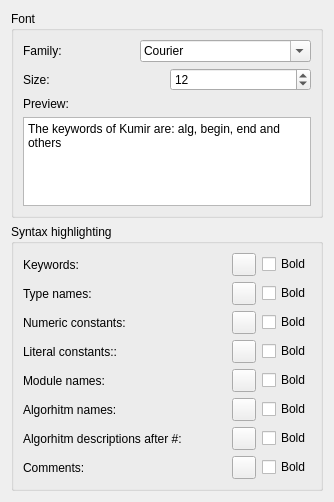
victor-yacovlev/kumir2, file src/plugins/editor/settingspage.ui: the form before one commit.
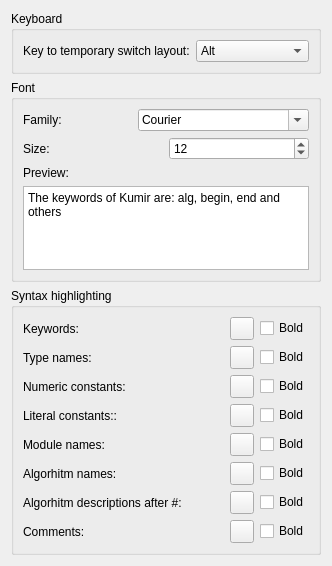
The form after the commit.

```diff
--- a/src/plugins/editor/settingspage.ui
+++ b/src/plugins/editor/settingspage.ui
@@ -6,14 +6,64 @@
    <rect>
     <x>0</x>
     <y>0</y>
-    <width>334</width>
-    <height>502</height>
+    <width>332</width>
+    <height>566</height>
    </rect>
   </property>
   <property name="windowTitle">
    <string>Form</string>
   </property>
   <layout class="QVBoxLayout" name="verticalLayout_3">
+   <item>
+    <widget class="QGroupBox" name="groupBox_3">
+     <property name="title">
+      <string>Keyboard</string>
+     </property>
+     <layout class="QHBoxLayout" name="horizontalLayout_11">
+      <item>
+       <widget class="QLabel" name="label_12">
+        <property name="text">
+         <string>Key to temporary switch layout:</string>
+        </property>
+       </widget>
+      </item>
+      <item>
+       <widget class="QComboBox" name="layoutSwitchKey">
+        <item>
+         <property name="text">
+          <string notr="true">Alt</string>
+         </property>
+        </item>
+        <item>
+         <property name="text">
+          <string notr="true">AltGr</string>
+         </property>
+        </item>
+        <item>
+         <property name="text">
+          <string notr="true">Meta</string>
+         </property>
+        </item>
+        <item>
+         <property name="text">
+          <string notr="true">Menu</string>
+         </property>
+        </item>
+        <item>
+         <property name="text">
+          <string notr="true">ScrollLock</string>
+         </property>
+        </item>
+        <item>
+         <property name="text">
+          <string notr="true">Pause</string>
+         </property>
+        </item>
+       </widget>
+      </item>
+     </layout>
+    </widget>
+   </item>
    <item>
     <widget class="QGroupBox" name="groupBox">
      <property name="title">
```
